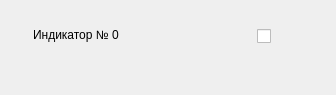
This is stage/UI/UI_Module/indicatorwidget.ui in zerotonyq/MTCOLD as Qt 5 draws it before an edit. The edited form follows.
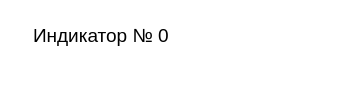
This is the edited form. Icons and pictures are not drawn.

```diff
--- a/stage/UI/UI_Module/indicatorwidget.ui
+++ b/stage/UI/UI_Module/indicatorwidget.ui
@@ -6,13 +6,16 @@
    <rect>
     <x>0</x>
     <y>0</y>
-    <width>336</width>
+    <width>346</width>
     <height>95</height>
    </rect>
   </property>
   <property name="windowTitle">
    <string>Form</string>
   </property>
+  <property name="styleSheet">
+   <string notr="true">background: transparent;</string>
+  </property>
   <widget class="QLabel" name="indicatorWidget">
    <property name="geometry">
     <rect>
@@ -39,7 +42,7 @@
 background-image: url(:/image/resources/img/info_black.png);
 color: rgb(0, 0, 0);
 height: 50px;
- /*background-color: white;*/
+ background-color: white;
 border-radius: 25px; /* Половина высоты для полного скругления */
 display: flex;
 align-items: center; /* Вертикальное выравнивание текста */
@@ -52,7 +55,7 @@
     <enum>QFrame::Raised</enum>
    </property>
    <property name="text">
-    <string>&lt;html&gt;&lt;head/&gt;&lt;body&gt;&lt;p&gt;Индикатор № 0&lt;/p&gt;&lt;/body&gt;&lt;/html&gt;</string>
+    <string>&lt;html&gt;&lt;head/&gt;&lt;body&gt;&lt;p&gt;&lt;span style=&quot; font-size:14pt;&quot;&gt;Индикатор № 0&lt;/span&gt;&lt;/p&gt;&lt;/body&gt;&lt;/html&gt;</string>
    </property>
   </widget>
   <widget class="QCheckBox" name="toggle0_2">
@@ -63,7 +66,7 @@
     <rect>
      <x>257</x>
      <y>21</y>
-     <width>59</width>
+     <width>61</width>
      <height>31</height>
     </rect>
    </property>
@@ -96,10 +99,10 @@
    </property>
    <property name="geometry">
     <rect>
-     <x>150</x>
-     <y>27</y>
-     <width>22</width>
-     <height>22</height>
+     <x>140</x>
+     <y>26</y>
+     <width>21</width>
+     <height>21</height>
     </rect>
    </property>
    <property name="sizePolicy">
```
Left out of the diff: 2 changed lines with no effect on the pictures.
